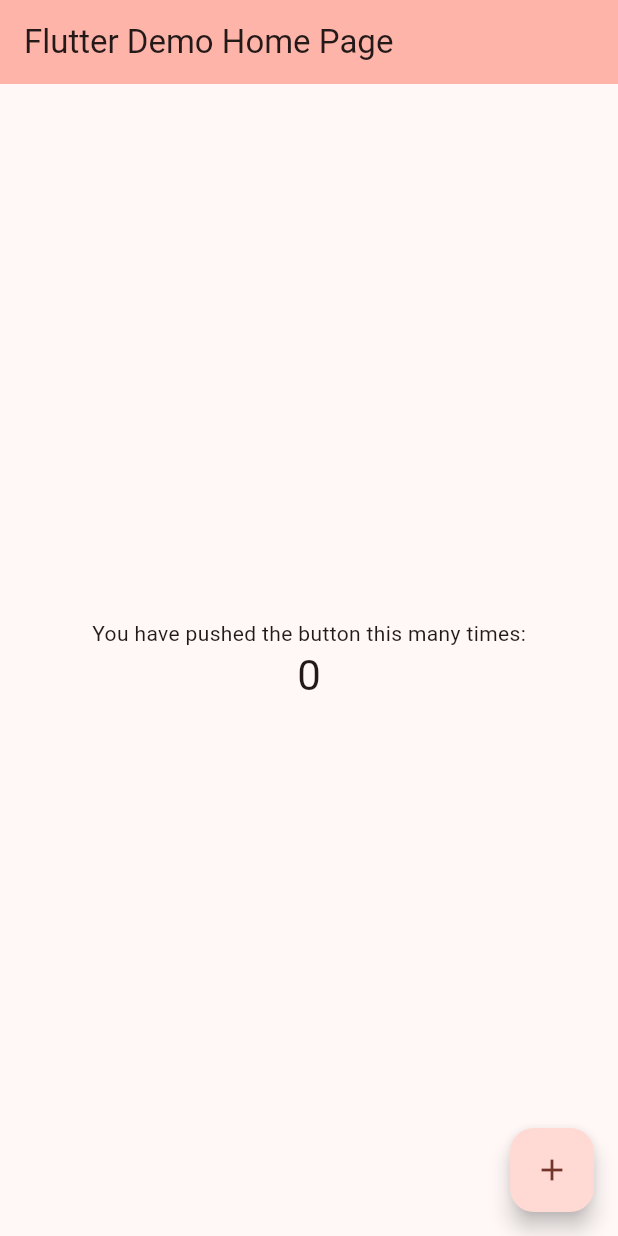
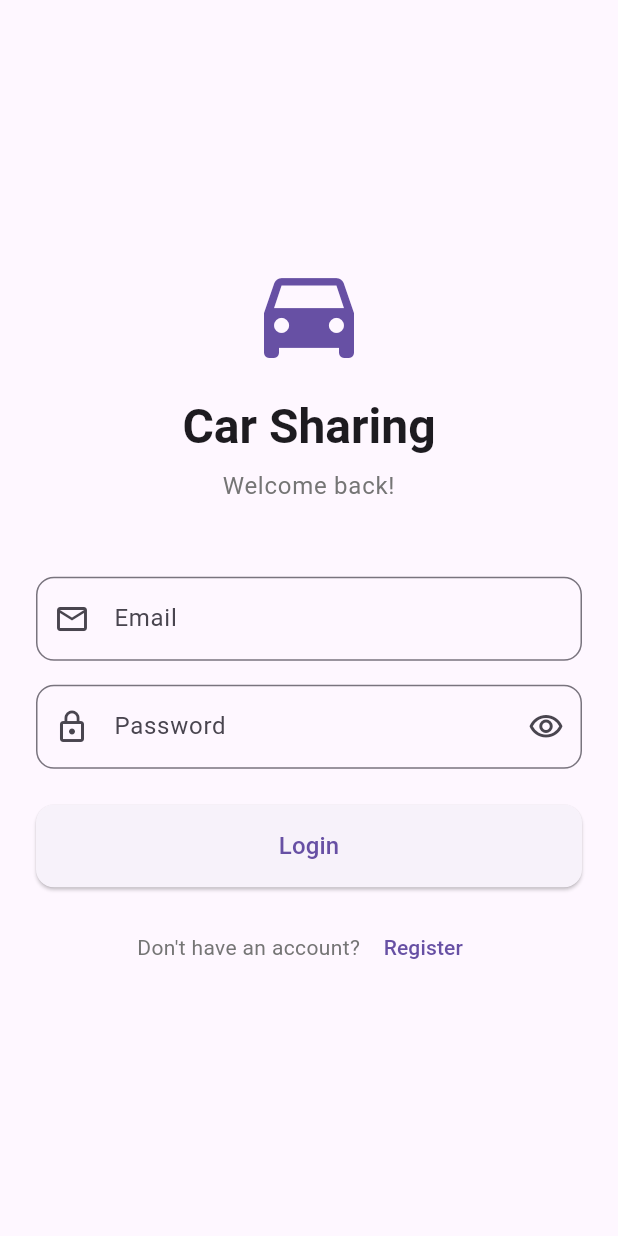
Before and after one commit to maraaaparaaa/CarSharingApp, a Flutter app: the screen it shows after launch, on a phone screen of 412 x 824 dp. Run offline on Flutter 3.47's test engine with Material 3 defaults, Android fonts, the phone set to English and light mode, and no system bars; our stand-ins replace flutter_secure_storage.

Commit message:
frontend

```diff
--- a/frontend/lib/main.dart
+++ b/frontend/lib/main.dart
@@ -1,122 +1,67 @@
 import 'package:flutter/material.dart';
+import 'services/api_service.dart';
+import 'screens/auth/login_screen.dart';
+import 'screens/home/home_screen.dart';
 
 void main() {
   runApp(const MyApp());
 }
 
 class MyApp extends StatelessWidget {
-  const MyApp({super.key});
+  const MyApp({Key? key}) : super(key: key);
 
-  // This widget is the root of your application.
   @override
   Widget build(BuildContext context) {
     return MaterialApp(
-      title: 'Flutter Demo',
+      title: 'Car Sharing',
+      debugShowCheckedModeBanner: false,
       theme: ThemeData(
-        // This is the theme of your application.
-        //
-        // TRY THIS: Try running your application with "flutter run". You'll see
-        // the application has a purple toolbar. Then, without quitting the app,
-        // try changing the seedColor in the colorScheme below to Colors.green
-        // and then invoke "hot reload" (save your changes or press the "hot
-        // reload" button in a Flutter-supported IDE, or press "r" if you used
-        // the command line to start the app).
-        //
-        // Notice that the counter didn't reset back to zero; the application
-        // state is not lost during the reload. To reset the state, use hot
-        // restart instead.
-        //
-        // This works for code too, not just values: Most code changes can be
-        // tested with just a hot reload.
-        colorScheme: .fromSeed(seedColor: Colors.red),
+        primarySwatch: Colors.blue,
+        useMaterial3: true,
       ),
-      home: const MyHomePage(title: 'Flutter Demo Home Page'),
+      home: const AuthCheck(),
+      routes: {
+        '/login': (context) => const LoginScreen(),
+        '/home': (context) => const HomeScreen(),
+      },
     );
   }
 }
 
-class MyHomePage extends StatefulWidget {
-  const MyHomePage({super.key, required this.title});
-
-  // This widget is the home page of your application. It is stateful, meaning
-  // that it has a State object (defined below) that contains fields that affect
-  // how it looks.
-
-  // This class is the configuration for the state. It holds the values (in this
-  // case the title) provided by the parent (in this case the App widget) and
-  // used by the build method of the State. Fields in a Widget subclass are
-  // always marked "final".
-
-  final String title;
+class AuthCheck extends StatefulWidget {
+  const AuthCheck({Key? key}) : super(key: key);
 
   @override
-  State<MyHomePage> createState() => _MyHomePageState();
+  State<AuthCheck> createState() => _AuthCheckState();
 }
 
-class _MyHomePageState extends State<MyHomePage> {
-  int _counter = 0;
+class _AuthCheckState extends State<AuthCheck> {
+  final _apiService = ApiService();
+  bool _isLoading = true;
+  bool _isLoggedIn = false;
 
-  void _incrementCounter() {
+  @override
+  void initState() {
+    super.initState();
+    _checkAuth();
+  }
+
+  Future<void> _checkAuth() async {
+    final loggedIn = await _apiService.isLoggedIn();
     setState(() {
-      // This call to setState tells the Flutter framework that something has
-      // changed in this State, which causes it to rerun the build method below
-      // so that the display can reflect the updated values. If we changed
-      // _counter without calling setState(), then the build method would not be
-      // called again, and so nothing would appear to happen.
-      _counter++;
+      _isLoggedIn = loggedIn;
+      _isLoading = false;
     });
   }
 
   @override
   Widget build(BuildContext context) {
-    // This method is rerun every time setState is called, for instance as done
-    // by the _incrementCounter method above.
-    //
-    // The Flutter framework has been optimized to make rerunning build methods
-    // fast, so that you can just rebuild anything that needs updating rather
-    // than having to individually change instances of widgets.
-    return Scaffold(
-      appBar: AppBar(
-        // TRY THIS: Try changing the color here to a specific color (to
-        // Colors.amber, perhaps?) and trigger a hot reload to see the AppBar
-        // change color while the other colors stay the same.
-        backgroundColor: Theme.of(context).colorScheme.inversePrimary,
-        // Here we take the value from the MyHomePage object that was created by
-        // the App.build method, and use it to set our appbar title.
-        title: Text(widget.title),
-      ),
-      body: Center(
-        // Center is a layout widget. It takes a single child and positions it
-        // in the middle of the parent.
-        child: Column(
-          // Column is also a layout widget. It takes a list of children and
-          // arranges them vertically. By default, it sizes itself to fit its
-          // children horizontally, and tries to be as tall as its parent.
-          //
-          // Column has various properties to control how it sizes itself and
-          // how it positions its children. Here we use mainAxisAlignment to
-          // center the children vertically; the main axis here is the vertical
-          // axis because Columns are vertical (the cross axis would be
-          // horizontal).
-          //
-          // TRY THIS: Invoke "debug painting" (choose the "Toggle Debug Paint"
-          // action in the IDE, or press "p" in the console), to see the
-          // wireframe for each widget.
-          mainAxisAlignment: .center,
-          children: [
-            const Text('You have pushed the button this many times:'),
-            Text(
-              '$_counter',
-              style: Theme.of(context).textTheme.headlineMedium,
-            ),
-          ],
-        ),
-      ),
-      floatingActionButton: FloatingActionButton(
-        onPressed: _incrementCounter,
-        tooltip: 'Increment',
-        child: const Icon(Icons.add),
-      ),
-    );
+    if (_isLoading) {
+      return const Scaffold(
+        body: Center(child: CircularProgressIndicator()),
+      );
+    }
+
+    return _isLoggedIn ? const HomeScreen() : const LoginScreen();
   }
 }
--- /dev/null
+++ b/frontend/lib/screens/auth/login_screen.dart
@@ -0,0 +1,206 @@
+import 'package:flutter/material.dart';
+import '../../services/api_service.dart';
+import 'register_screen.dart';
+import '../home/home_screen.dart';
+
+class LoginScreen extends StatefulWidget {
+  const LoginScreen({Key? key}) : super(key: key);
+
+  @override
+  State<LoginScreen> createState() => _LoginScreenState();
+}
+
+class _LoginScreenState extends State<LoginScreen> {
+  final _formKey = GlobalKey<FormState>();
+  final _emailController = TextEditingController();
+  final _passwordController = TextEditingController();
+  final _apiService = ApiService();
+
+  bool _isLoading = false;
+  bool _obscurePassword = true;
+
+  @override
+  void dispose() {
+    _emailController.dispose();
+    _passwordController.dispose();
+    super.dispose();
+  }
+
+  Future<void> _login() async {
+    if (!_formKey.currentState!.validate()) return;
+
+    setState(() => _isLoading = true);
+
+    try {
+      await _apiService.login(
+        email: _emailController.text.trim(),
+        password: _passwordController.text,
+      );
+
+      if (!mounted) return;
+
+      // Navigate to home
+      Navigator.of(context).pushReplacement(
+        MaterialPageRoute(builder: (_) => const HomeScreen()),
+      );
+    } catch (e) {
+      if (!mounted) return;
+
+      ScaffoldMessenger.of(context).showSnackBar(
+        SnackBar(
+          content: Text(e.toString().replaceAll('Exception: ', '')),
+          backgroundColor: Colors.red,
+        ),
+      );
+    } finally {
+      if (mounted) setState(() => _isLoading = false);
+    }
+  }
+
+  @override
+  Widget build(BuildContext context) {
+    return Scaffold(
+      body: SafeArea(
+        child: Center(
+          child: SingleChildScrollView(
+            padding: const EdgeInsets.all(24.0),
+            child: Form(
+              key: _formKey,
+              child: Column(
+                mainAxisAlignment: MainAxisAlignment.center,
+                crossAxisAlignment: CrossAxisAlignment.stretch,
+                children: [
+                  // Logo/Title
+                  Icon(
+                    Icons.directions_car,
+                    size: 80,
+                    color: Theme.of(context).primaryColor,
+                  ),
+                  const SizedBox(height: 16),
+                  Text(
+                    'Car Sharing',
+                    textAlign: TextAlign.center,
+                    style: Theme.of(context).textTheme.headlineLarge?.copyWith(
+                          fontWeight: FontWeight.bold,
+                        ),
+                  ),
+                  const SizedBox(height: 8),
+                  Text(
+                    'Welcome back!',
+                    textAlign: TextAlign.center,
+                    style: Theme.of(context).textTheme.bodyLarge?.copyWith(
+                          color: Colors.grey[600],
+                        ),
+                  ),
+                  const SizedBox(height: 48),
+
+                  // Email field
+                  TextFormField(
+                    controller: _emailController,
+                    keyboardType: TextInputType.emailAddress,
+                    decoration: InputDecoration(
+                      labelText: 'Email',
+                      prefixIcon: const Icon(Icons.email_outlined),
+                      border: OutlineInputBorder(
+                        borderRadius: BorderRadius.circular(12),
+                      ),
+                    ),
+                    validator: (value) {
+                      if (value == null || value.isEmpty) {
+                        return 'Please enter your email';
+                      }
+                      if (!value.contains('@')) {
+                        return 'Please enter a valid email';
+                      }
+                      return null;
+                    },
+                  ),
+                  const SizedBox(height: 16),
+
+                  // Password field
+                  TextFormField(
+                    controller: _passwordController,
+                    obscureText: _obscurePassword,
+                    decoration: InputDecoration(
+                      labelText: 'Password',
+                      prefixIcon: const Icon(Icons.lock_outline),
+                      suffixIcon: IconButton(
+                        icon: Icon(
+                          _obscurePassword
+                              ? Icons.visibility_outlined
+                              : Icons.visibility_off_outlined,
+                        ),
+                        onPressed: () {
+                          setState(() => _obscurePassword = !_obscurePassword);
+                        },
+                      ),
+                      border: OutlineInputBorder(
+                        borderRadius: BorderRadius.circular(12),
+                      ),
+                    ),
+                    validator: (value) {
+                      if (value == null || value.isEmpty) {
+                        return 'Please enter your password';
+                      }
+                      if (value.length < 6) {
+                        return 'Password must be at least 6 characters';
+                      }
+                      return null;
+                    },
+                  ),
+                  const SizedBox(height: 24),
+
+                  // Login button
+                  ElevatedButton(
+                    onPressed: _isLoading ? null : _login,
+                    style: ElevatedButton.styleFrom(
+                      padding: const EdgeInsets.symmetric(vertical: 16),
+                      shape: RoundedRectangleBorder(
+                        borderRadius: BorderRadius.circular(12),
+                      ),
+                    ),
+                    child: _isLoading
+                        ? const SizedBox(
+                            height: 20,
+                            width: 20,
+                            child: CircularProgressIndicator(
+                              strokeWidth: 2,
+                              color: Colors.white,
+                            ),
+                          )
+                        : const Text(
+                            'Login',
+                            style: TextStyle(fontSize: 16),
+                          ),
+                  ),
+                  const SizedBox(height: 16),
+
+                  // Register link
+                  Row(
+                    mainAxisAlignment: MainAxisAlignment.center,
+                    children: [
+                      Text(
+                        "Don't have an account? ",
+                        style: TextStyle(color: Colors.grey[600]),
+                      ),
+                      TextButton(
+                        onPressed: () {
+                          Navigator.of(context).push(
+                            MaterialPageRoute(
+                              builder: (_) => const RegisterScreen(),
+                            ),
+                          );
+                        },
+                        child: const Text('Register'),
+                      ),
+                    ],
+                  ),
+                ],
+              ),
+            ),
+          ),
+        ),
+      ),
+    );
+  }
+}
```
Also changed, not shown: frontend/lib/screens/auth/register_screen.dart (added, +214 -0 lines), frontend/lib/screens/home/home_screen.dart (added, +131 -0 lines).
